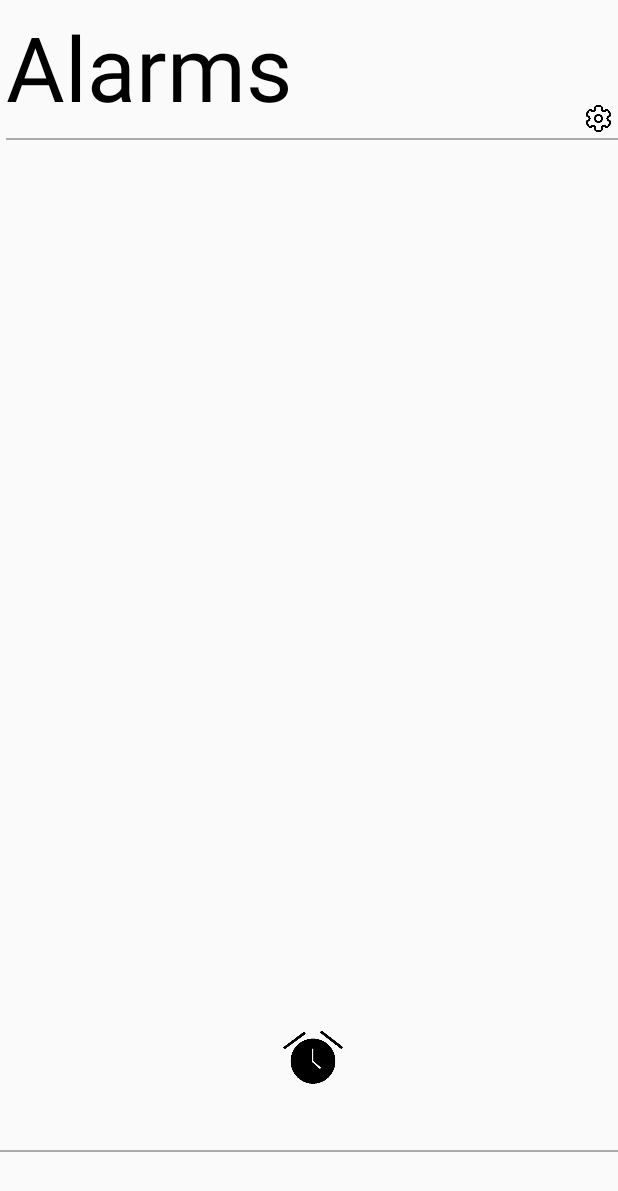
After one commit to hamishdev/AlarmRadio, an Android app: the layout newalarm_home_screen_activity.xml on its own in the app's theme, with its tools: preview values and no code run, on a phone screen of 412 x 824 dp. The commit adds this screen. Shown: the top 1191 px of the screen. Run offline under Robolectric (Android 15) with nearby library versions, the phone set to English and light mode, and no system bars.

Commit message:
8/03/2022 oooh we going for it boi

```diff
--- a/app/src/main/AndroidManifest.xml
+++ b/app/src/main/AndroidManifest.xml
@@ -29,7 +29,6 @@
                 <data android:host="www.youtube.com" android:mimeType="text/*" />
             </intent-filter>
         </activity>
-        <activity android:name=".alarms.twitchActivity"></activity>
         <activity android:name = ".screens.SetAlarmScreenActivity"> </activity>
         <receiver android:name=".screens.MainActivity$broadcastReceiverAlarmNotificationBuild" android:exported = "true">
 
--- a/app/src/main/java/com/example/goodmorninggamers/AlarmAdapter.java
+++ b/app/src/main/java/com/example/goodmorninggamers/AlarmAdapter.java
@@ -1,7 +1,6 @@
 package com.example.goodmorninggamers;
 
 import android.content.Context;
-import android.graphics.Movie;
 import android.view.LayoutInflater;
 import android.view.View;
 import android.view.ViewGroup;
@@ -10,6 +9,8 @@ import android.widget.TextView;
 
 import androidx.annotation.NonNull;
 import androidx.annotation.Nullable;
+
+import com.example.goodmorninggamers.apppieces.Alarm;
 
 import java.util.ArrayList;
 
--- /dev/null
+++ b/app/src/main/java/com/example/goodmorninggamers/Data/StreamerChannel.java
@@ -0,0 +1,4 @@
+package com.example.goodmorninggamers.Data;
+
+public class StreamerChannel {
+}
--- a/app/src/main/java/com/example/goodmorninggamers/Alarm.java
+++ b/app/src/main/java/com/example/goodmorninggamers/apppieces/Alarm.java
@@ -1,4 +1,4 @@
-package com.example.goodmorninggamers;
+package com.example.goodmorninggamers.apppieces;
 
 import java.text.SimpleDateFormat;
 import java.util.Calendar;
--- /dev/null
+++ b/app/src/main/res/layout/newalarm_home_screen_activity.xml
@@ -0,0 +1,67 @@
+<?xml version="1.0" encoding="utf-8"?>
+<androidx.constraintlayout.widget.ConstraintLayout xmlns:android="http://schemas.android.com/apk/res/android"
+    xmlns:app="http://schemas.android.com/apk/res-auto"
+    xmlns:tools="http://schemas.android.com/tools"
+    android:layout_width="match_parent"
+    android:layout_height="match_parent">
+
+
+    <View
+        android:layout_width="match_parent"
+        android:layout_height="1dp"
+        android:layout_marginStart="4dp"
+        android:layout_marginTop="92dp"
+        android:background="@android:color/darker_gray"
+        app:layout_constraintStart_toStartOf="parent"
+        app:layout_constraintTop_toTopOf="parent" />
+
+    <View
+        android:id="@+id/view"
+        android:layout_width="match_parent"
+        android:layout_height="1dp"
+        android:background="@android:color/darker_gray"
+        app:layout_constraintBottom_toBottomOf="parent"
+        app:layout_constraintTop_toTopOf="parent"
+        app:layout_constraintVertical_bias="0.932"
+        tools:layout_editor_absoluteX="-7dp" />
+
+    <TextView
+        android:id="@+id/Homescreen_title"
+        android:layout_width="237dp"
+        android:layout_height="74dp"
+        android:layout_marginStart="4dp"
+        android:layout_marginTop="4dp"
+        android:text="Alarms"
+        android:textColor="@android:color/black"
+        android:textSize="60sp"
+        app:layout_constraintStart_toStartOf="parent"
+        app:layout_constraintTop_toTopOf="parent" />
+
+    <ImageView
+        android:id="@+id/imageView2"
+        android:layout_width="22dp"
+        android:layout_height="46dp"
+        android:layout_marginStart="388dp"
+        android:layout_marginTop="56dp"
+        app:layout_constraintStart_toStartOf="parent"
+        app:layout_constraintTop_toTopOf="parent"
+        app:srcCompat="@drawable/settings_icon_176440" />
+
+    <ImageView
+        android:id="@+id/imageView3"
+        android:layout_width="63dp"
+        android:layout_height="54dp"
+        android:layout_marginStart="176dp"
+        android:layout_marginTop="680dp"
+        app:layout_constraintStart_toStartOf="parent"
+        app:layout_constraintTop_toTopOf="parent"
+        app:srcCompat="@drawable/alarm_square_icon_transparent" />
+
+    <androidx.recyclerview.widget.RecyclerView
+        android:layout_width="404dp"
+        android:layout_height="587dp"
+        android:layout_marginStart="4dp"
+        android:layout_marginTop="92dp"
+        app:layout_constraintStart_toStartOf="parent"
+        app:layout_constraintTop_toTopOf="parent" />
+</androidx.constraintlayout.widget.ConstraintLayout>
--- /dev/null
+++ b/app/src/main/res/layout/newalarm_list_layout.xml
@@ -0,0 +1,6 @@
+<?xml version="1.0" encoding="utf-8"?>
+<androidx.constraintlayout.widget.ConstraintLayout xmlns:android="http://schemas.android.com/apk/res/android"
+    android:layout_width="match_parent"
+    android:layout_height="match_parent">
+
+</androidx.constraintlayout.widget.ConstraintLayout>
--- /dev/null
+++ b/app/src/main/res/layout/newset_alarm_activity.xml
@@ -0,0 +1,6 @@
+<?xml version="1.0" encoding="utf-8"?>
+<androidx.constraintlayout.widget.ConstraintLayout xmlns:android="http://schemas.android.com/apk/res/android"
+    android:layout_width="match_parent"
+    android:layout_height="match_parent">
+
+</androidx.constraintlayout.widget.ConstraintLayout>
```
Also changed, not shown: app/src/main/java/com/example/goodmorninggamers/Data/YoutubeChannel.java (added, +61 -0 lines), app/src/main/java/com/example/goodmorninggamers/Network/YouTubePortal.java (added, +12 -0 lines), app/src/main/java/com/example/goodmorninggamers/Network/YoutAPI_client.java (+5 -2 lines), app/src/main/java/com/example/goodmorninggamers/alarms/chilledCowActivity.java (deleted, +0 -26 lines), app/src/main/java/com/example/goodmorninggamers/alarms/twitchActivity.java (deleted, +0 -28 lines), app/src/main/java/com/example/goodmorninggamers/apppieces/AlarmSetter.java (added, +8 -0 lines), app/src/main/java/com/example/goodmorninggamers/apppieces/NEWalarm.java (added, +28 -0 lines), app/src/main/java/com/example/goodmorninggamers/screens/MainActivity.java (+12 -28 lines), app/src/main/res/drawable/settings_icon_176440.png (added).
